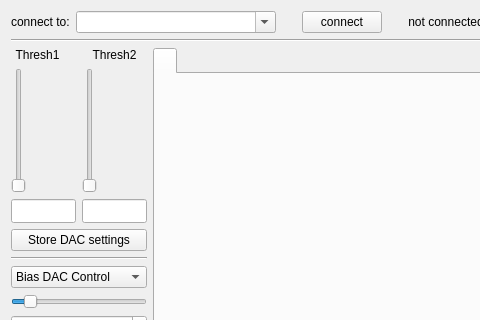
First picture: the form in source/gui/src/mainwindow.ui, repository MuonPi/muondetector, before the edit; both pictures show x 0 to 480 and y 0 to 320 of the 608 by 490 pixel window.
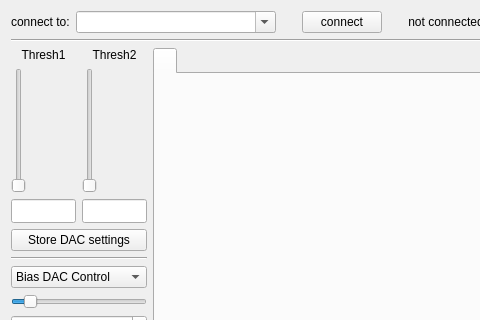
Second picture: the form after the edit.

Commit message: Fixed minor layout error in slider lable alignment

What changed in the file:
```diff
--- a/source/gui/src/mainwindow.ui
+++ b/source/gui/src/mainwindow.ui
@@ -144,7 +144,7 @@
           <item>
            <widget class="QLabel" name="discr1Label">
             <property name="sizePolicy">
-             <sizepolicy hsizetype="Fixed" vsizetype="Preferred">
+             <sizepolicy hsizetype="Preferred" vsizetype="Preferred">
               <horstretch>0</horstretch>
               <verstretch>0</verstretch>
              </sizepolicy>
```
